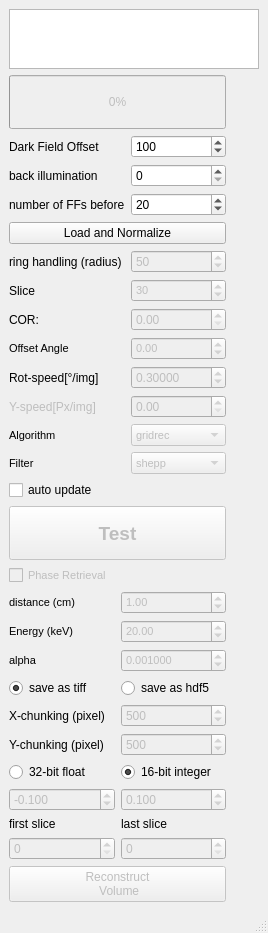
First picture: the form in BAMline_on_the_fly_CT/on_the_fly_CT_reco_hdf_panel.ui, repository HMarkoetter/BAMline_CT_preview_RECO, before the edit.
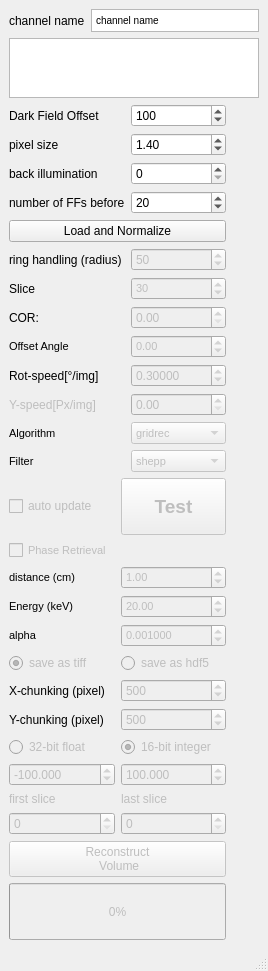
Second picture: the form after the edit.

Commit message: quantification available for 32-bit float values, pixel size needed

Diff of the .ui file:
```diff
--- a/BAMline_on_the_fly_CT/on_the_fly_CT_reco_hdf_panel.ui
+++ b/BAMline_on_the_fly_CT/on_the_fly_CT_reco_hdf_panel.ui
@@ -7,7 +7,7 @@
     <x>0</x>
     <y>0</y>
     <width>268</width>
-    <height>933</height>
+    <height>971</height>
    </rect>
   </property>
   <property name="windowTitle">
@@ -15,53 +15,19 @@
   </property>
   <widget class="QWidget" name="centralwidget">
    <layout class="QGridLayout" name="gridLayout">
-    <item row="6" column="0">
-     <widget class="QPushButton" name="pushReconstruct_all">
-      <property name="enabled">
-       <bool>false</bool>
-      </property>
-      <property name="text">
-       <string>Reconstruct
- Volume</string>
-      </property>
-     </widget>
-    </item>
-    <item row="4" column="0">
-     <widget class="QPushButton" name="pushReconstruct">
-      <property name="enabled">
-       <bool>false</bool>
-      </property>
-      <property name="sizePolicy">
-       <sizepolicy hsizetype="Minimum" vsizetype="Preferred">
-        <horstretch>0</horstretch>
-        <verstretch>0</verstretch>
-       </sizepolicy>
-      </property>
-      <property name="minimumSize">
-       <size>
-        <width>0</width>
-        <height>30</height>
-       </size>
-      </property>
-      <property name="font">
-       <font>
-        <pointsize>14</pointsize>
-        <weight>75</weight>
-        <bold>true</bold>
-       </font>
-      </property>
-      <property name="text">
-       <string>Test</string>
-      </property>
-     </widget>
-    </item>
-    <item row="5" column="0">
+    <item row="10" column="0">
      <layout class="QGridLayout" name="gridLayout_8">
       <item row="5" column="1">
        <widget class="QSpinBox" name="hdf_chunking_x">
         <property name="enabled">
          <bool>false</bool>
         </property>
+        <property name="sizePolicy">
+         <sizepolicy hsizetype="Minimum" vsizetype="Preferred">
+          <horstretch>0</horstretch>
+          <verstretch>0</verstretch>
+         </sizepolicy>
+        </property>
         <property name="maximum">
          <number>99999</number>
         </property>
@@ -129,7 +95,7 @@
          <bool>false</bool>
         </property>
         <property name="sizePolicy">
-         <sizepolicy hsizetype="Minimum" vsizetype="Minimum">
+         <sizepolicy hsizetype="Minimum" vsizetype="Preferred">
           <horstretch>0</horstretch>
           <verstretch>0</verstretch>
          </sizepolicy>
@@ -154,6 +120,9 @@
       </item>
       <item row="9" column="1">
        <widget class="QLabel" name="label_6">
+        <property name="enabled">
+         <bool>false</bool>
+        </property>
         <property name="sizePolicy">
          <sizepolicy hsizetype="Minimum" vsizetype="Minimum">
           <horstretch>0</horstretch>
@@ -194,7 +163,7 @@
          <bool>false</bool>
         </property>
         <property name="sizePolicy">
-         <sizepolicy hsizetype="Minimum" vsizetype="Minimum">
+         <sizepolicy hsizetype="Minimum" vsizetype="Preferred">
           <horstretch>0</horstretch>
           <verstretch>0</verstretch>
          </sizepolicy>
@@ -246,7 +215,7 @@
          <bool>false</bool>
         </property>
         <property name="sizePolicy">
-         <sizepolicy hsizetype="Minimum" vsizetype="Minimum">
+         <sizepolicy hsizetype="Minimum" vsizetype="Preferred">
           <horstretch>0</horstretch>
           <verstretch>0</verstretch>
          </sizepolicy>
@@ -271,6 +240,12 @@
         <property name="enabled">
          <bool>false</bool>
         </property>
+        <property name="sizePolicy">
+         <sizepolicy hsizetype="Minimum" vsizetype="Preferred">
+          <horstretch>0</horstretch>
+          <verstretch>0</verstretch>
+         </sizepolicy>
+        </property>
         <property name="decimals">
          <number>3</number>
         </property>
@@ -284,12 +259,15 @@
          <double>0.010000000000000</double>
         </property>
         <property name="value">
-         <double>-0.100000000000000</double>
+         <double>-100.000000000000000</double>
         </property>
        </widget>
       </item>
       <item row="9" column="0">
        <widget class="QLabel" name="label_5">
+        <property name="enabled">
+         <bool>false</bool>
+        </property>
         <property name="sizePolicy">
          <sizepolicy hsizetype="Minimum" vsizetype="Minimum">
           <horstretch>0</horstretch>
@@ -303,6 +281,9 @@
       </item>
       <item row="7" column="1">
        <widget class="QRadioButton" name="radioButton_16bit_integer">
+        <property name="enabled">
+         <bool>false</bool>
+        </property>
         <property name="text">
          <string>16-bit integer</string>
         </property>
@@ -317,7 +298,7 @@
       <item row="4" column="1">
        <widget class="QRadioButton" name="save_hdf5">
         <property name="enabled">
-         <bool>true</bool>
+         <bool>false</bool>
         </property>
         <property name="text">
          <string>save as hdf5</string>
@@ -335,6 +316,12 @@
         <property name="enabled">
          <bool>false</bool>
         </property>
+        <property name="sizePolicy">
+         <sizepolicy hsizetype="Minimum" vsizetype="Preferred">
+          <horstretch>0</horstretch>
+          <verstretch>0</verstretch>
+         </sizepolicy>
+        </property>
         <property name="decimals">
          <number>3</number>
         </property>
@@ -348,7 +335,7 @@
          <double>0.010000000000000</double>
         </property>
         <property name="value">
-         <double>0.100000000000000</double>
+         <double>100.000000000000000</double>
         </property>
        </widget>
       </item>
@@ -364,6 +351,9 @@
       </item>
       <item row="7" column="0">
        <widget class="QRadioButton" name="radioButton_32bit_float">
+        <property name="enabled">
+         <bool>false</bool>
+        </property>
         <property name="text">
          <string>32-bit float</string>
         </property>
@@ -377,6 +367,9 @@
       </item>
       <item row="4" column="0">
        <widget class="QRadioButton" name="save_tiff">
+        <property name="enabled">
+         <bool>false</bool>
+        </property>
         <property name="text">
          <string>save as tiff</string>
         </property>
@@ -410,6 +403,12 @@
         <property name="enabled">
          <bool>false</bool>
         </property>
+        <property name="sizePolicy">
+         <sizepolicy hsizetype="Minimum" vsizetype="Preferred">
+          <horstretch>0</horstretch>
+          <verstretch>0</verstretch>
+         </sizepolicy>
+        </property>
         <property name="maximum">
          <number>99999</number>
         </property>
@@ -420,32 +419,86 @@
       </item>
      </layout>
     </item>
-    <item row="1" column="0">
-     <widget class="QProgressBar" name="progressBar">
+    <item row="0" column="0" colspan="2">
+     <layout class="QHBoxLayout" name="horizontalLayout_2">
+      <item>
+       <widget class="QLabel" name="label_17">
+        <property name="text">
+         <string>channel name</string>
+        </property>
+       </widget>
+      </item>
+      <item>
+       <widget class="QTextBrowser" name="Qchannel_name">
+        <property name="maximumSize">
+         <size>
+          <width>16777215</width>
+          <height>23</height>
+         </size>
+        </property>
+        <property name="html">
+         <string>&lt;!DOCTYPE HTML PUBLIC &quot;-//W3C//DTD HTML 4.0//EN&quot; &quot;http://www.w3.org/TR/REC-html40/strict.dtd&quot;&gt;
+&lt;html&gt;&lt;head&gt;&lt;meta name=&quot;qrichtext&quot; content=&quot;1&quot; /&gt;&lt;style type=&quot;text/css&quot;&gt;
+p, li { white-space: pre-wrap; }
+&lt;/style&gt;&lt;/head&gt;&lt;body style=&quot; font-family:'MS Shell Dlg 2'; font-size:7.8pt; font-weight:400; font-style:normal;&quot;&gt;
+&lt;p style=&quot; margin-top:0px; margin-bottom:0px; margin-left:0px; margin-right:0px; -qt-block-indent:0; text-indent:0px;&quot;&gt;channel name&lt;/p&gt;&lt;/body&gt;&lt;/html&gt;</string>
+        </property>
+       </widget>
+      </item>
+     </layout>
+    </item>
+    <item row="12" column="0">
+     <widget class="QPushButton" name="pushReconstruct_all">
       <property name="enabled">
        <bool>false</bool>
       </property>
-      <property name="sizePolicy">
-       <sizepolicy hsizetype="Minimum" vsizetype="Preferred">
-        <horstretch>0</horstretch>
-        <verstretch>0</verstretch>
-       </sizepolicy>
+      <property name="text">
+       <string>Reconstruct
+ Volume</string>
       </property>
-      <property name="value">
-       <number>0</number>
+     </widget>
+    </item>
+    <item row="1" column="0" colspan="2">
+     <widget class="QTextBrowser" name="Sample">
+      <property name="maximumSize">
+       <size>
+        <width>16777215</width>
+        <height>60</height>
+       </size>
       </property>
+      <property name="toolTip">
+       <string>&lt;!DOCTYPE HTML PUBLIC &quot;-//W3C//DTD HTML 4.0//EN&quot; &quot;http://www.w3.org/TR/REC-html40/strict.dtd&quot;&gt;
+&lt;html&gt;&lt;head&gt;&lt;meta name=&quot;qrichtext&quot; content=&quot;1&quot; /&gt;&lt;style type=&quot;text/css&quot;&gt;
+p, li { white-space: pre-wrap; }
+&lt;/style&gt;&lt;/head&gt;&lt;body style=&quot; font-family:'MS Shell Dlg 2'; font-size:7.8pt; font-weight:400; font-style:normal;&quot;&gt;
+&lt;pre style=&quot; margin-top:12px; margin-bottom:12px; margin-left:0px; margin-right:0px; -qt-block-indent:0; text-indent:0px; background-color:#ffffff;&quot;&gt;&lt;span style=&quot; font-family:'Courier New'; background-color:#ffffff;&quot;&gt;Open ImageJ-PlugIn: EPICS AREA DETECTOR, &lt;/span&gt;&lt;/pre&gt;
+&lt;pre style=&quot; margin-top:12px; margin-bottom:12px; margin-left:0px; margin-right:0px; -qt-block-indent:0; text-indent:0px; background-color:#ffffff;&quot;&gt;&lt;span style=&quot; font-family:'Courier New'; background-color:#ffffff;&quot;&gt;NTNDA-Viewer and look for the channel:&lt;/span&gt;&lt;/pre&gt;
+&lt;pre style=&quot; margin-top:12px; margin-bottom:12px; margin-left:0px; margin-right:0px; -qt-block-indent:0; text-indent:0px; background-color:#ffffff;&quot;&gt;&lt;span style=&quot; font-family:'JetBrains Mono,monospace'; color:#000000;&quot;&gt;&amp;quot;BAMline:CTReco&amp;quot;&lt;/span&gt;&lt;/pre&gt;&lt;/body&gt;&lt;/html&gt;</string>
+      </property>
+      <property name="autoFillBackground">
+       <bool>false</bool>
+      </property>
+      <property name="frameShape">
+       <enum>QFrame::StyledPanel</enum>
+      </property>
+      <property name="frameShadow">
+       <enum>QFrame::Sunken</enum>
+      </property>
+      <property name="lineWidth">
+       <number>1</number>
+      </property>
      </widget>
     </item>
-    <item row="2" column="0">
+    <item row="3" column="0">
      <layout class="QGridLayout" name="gridLayout_3">
-      <item row="5" column="0">
+      <item row="6" column="0">
        <widget class="QLabel" name="label_7">
         <property name="text">
          <string>Slice</string>
         </property>
        </widget>
       </item>
-      <item row="7" column="1">
+      <item row="8" column="1">
        <widget class="QDoubleSpinBox" name="Offset_Angle">
         <property name="enabled">
          <bool>false</bool>
@@ -474,7 +527,7 @@
         </property>
        </widget>
       </item>
-      <item row="6" column="1">
+      <item row="7" column="1">
        <widget class="QDoubleSpinBox" name="COR">
         <property name="enabled">
          <bool>false</bool>
@@ -502,10 +555,13 @@
         </property>
        </widget>
       </item>
-      <item row="10" column="0">
-       <widget class="QLabel" name="label_15">
+      <item row="6" column="1">
+       <widget class="QSpinBox" name="slice_number">
+        <property name="enabled">
+         <bool>false</bool>
+        </property>
         <property name="sizePolicy">
-         <sizepolicy hsizetype="Fixed" vsizetype="Preferred">
+         <sizepolicy hsizetype="Minimum" vsizetype="Preferred">
           <horstretch>0</horstretch>
           <verstretch>0</verstretch>
          </sizepolicy>
@@ -517,38 +573,12 @@
           <bold>false</bold>
          </font>
         </property>
-        <property name="text">
-         <string>Algorithm</string>
+        <property name="value">
+         <number>30</number>
         </property>
        </widget>
       </item>
-      <item row="2" column="0">
-       <widget class="QLabel" name="label_2">
-        <property name="sizePolicy">
-         <sizepolicy hsizetype="Fixed" vsizetype="Preferred">
-          <horstretch>0</horstretch>
-          <verstretch>0</verstretch>
-         </sizepolicy>
-        </property>
-        <property name="text">
-         <string>number of FFs before</string>
-        </property>
-       </widget>
-      </item>
-      <item row="3" column="0" colspan="2">
-       <widget class="QPushButton" name="pushLoad">
-        <property name="sizePolicy">
-         <sizepolicy hsizetype="Minimum" vsizetype="Preferred">
-          <horstretch>0</horstretch>
-          <verstretch>0</verstretch>
-         </sizepolicy>
-        </property>
-        <property name="text">
-         <string>Load and Normalize</string>
-        </property>
-       </widget>
-      </item>
-      <item row="8" column="0">
+      <item row="9" column="0">
        <widget class="QLabel" name="label">
         <property name="sizePolicy">
          <sizepolicy hsizetype="Fixed" vsizetype="Preferred">
@@ -561,7 +591,7 @@
         </property>
        </widget>
       </item>
-      <item row="8" column="1">
+      <item row="9" column="1">
        <widget class="QDoubleSpinBox" name="speed_W">
         <property name="enabled">
          <bool>false</bool>
@@ -583,6 +613,22 @@
         </property>
        </widget>
       </item>
+      <item row="10" column="0">
+       <widget class="QLabel" name="label_4">
+        <property name="enabled">
+         <bool>false</bool>
+        </property>
+        <property name="sizePolicy">
+         <sizepolicy hsizetype="Fixed" vsizetype="Preferred">
+          <horstretch>0</horstretch>
+          <verstretch>0</verstretch>
+         </sizepolicy>
+        </property>
+        <property name="text">
+         <string>Y-speed[Px/img]</string>
+        </property>
+       </widget>
+      </item>
       <item row="0" column="0">
        <widget class="QLabel" name="label_10">
         <property name="sizePolicy">
@@ -599,40 +645,69 @@
         </property>
        </widget>
       </item>
-      <item row="9" column="0">
-       <widget class="QLabel" name="label_4">
-        <property name="enabled">
-         <bool>false</bool>
-        </property>
-        <property name="sizePolicy">
-         <sizepolicy hsizetype="Fixed" vsizetype="Preferred">
-          <horstretch>0</horstretch>
-          <verstretch>0</verstretch>
-         </sizepolicy>
-        </property>
-        <property name="text">
-         <string>Y-speed[Px/img]</string>
-        </property>
-       </widget>
-      </item>
-      <item row="5" column="1">
-       <widget class="QSpinBox" name="slice_number">
-        <property name="enabled">
-         <bool>false</bool>
-        </property>
-        <property name="font">
-         <font>
-          <pointsize>8</pointsize>
-          <weight>50</weight>
-          <bold>false</bold>
-         </font>
-        </property>
-        <property name="value">
-         <number>30</number>
-        </property>
-       </widget>
-      </item>
       <item row="11" column="0">
+       <widget class="QLabel" name="label_15">
+        <property name="sizePolicy">
+         <sizepolicy hsizetype="Fixed" vsizetype="Preferred">
+          <horstretch>0</horstretch>
+          <verstretch>0</verstretch>
+         </sizepolicy>
+        </property>
+        <property name="font">
+         <font>
+          <pointsize>8</pointsize>
+          <weight>50</weight>
+          <bold>false</bold>
+         </font>
+        </property>
+        <property name="text">
+         <string>Algorithm</string>
+        </property>
+       </widget>
+      </item>
+      <item row="4" column="0" colspan="2">
+       <widget class="QPushButton" name="pushLoad">
+        <property name="sizePolicy">
+         <sizepolicy hsizetype="Minimum" vsizetype="Preferred">
+          <horstretch>0</horstretch>
+          <verstretch>0</verstretch>
+         </sizepolicy>
+        </property>
+        <property name="text">
+         <string>Load and Normalize</string>
+        </property>
+       </widget>
+      </item>
+      <item row="3" column="0">
+       <widget class="QLabel" name="label_2">
+        <property name="sizePolicy">
+         <sizepolicy hsizetype="Fixed" vsizetype="Preferred">
+          <horstretch>0</horstretch>
+          <verstretch>0</verstretch>
+         </sizepolicy>
+        </property>
+        <property name="text">
+         <string>number of FFs before</string>
+        </property>
+       </widget>
+      </item>
+      <item row="3" column="1">
+       <widget class="QSpinBox" name="spinBox_number_FFs">
+        <property name="sizePolicy">
+         <sizepolicy hsizetype="Minimum" vsizetype="Preferred">
+          <horstretch>0</horstretch>
+          <verstretch>0</verstretch>
+         </sizepolicy>
+        </property>
+        <property name="maximum">
+         <number>5000</number>
+        </property>
+        <property name="value">
+         <number>20</number>
+        </property>
+       </widget>
+      </item>
+      <item row="12" column="0">
        <widget class="QLabel" name="label_16">
         <property name="sizePolicy">
          <sizepolicy hsizetype="Fixed" vsizetype="Preferred">
@@ -652,7 +727,7 @@
         </property>
        </widget>
       </item>
-      <item row="11" column="1">
+      <item row="12" column="1">
        <widget class="QComboBox" name="filter_list">
         <property name="enabled">
          <bool>false</bool>
@@ -712,36 +787,7 @@
         </item>
        </widget>
       </item>
-      <item row="2" column="1">
-       <widget class="QSpinBox" name="spinBox_number_FFs">
-        <property name="sizePolicy">
-         <sizepolicy hsizetype="Minimum" vsizetype="Preferred">
-          <horstretch>0</horstretch>
-          <verstretch>0</verstretch>
-         </sizepolicy>
-        </property>
-        <property name="maximum">
-         <number>5000</number>
-        </property>
-        <property name="value">
-         <number>20</number>
-        </property>
-       </widget>
-      </item>
-      <item row="6" column="0">
-       <widget class="QLabel" name="label_3">
-        <property name="sizePolicy">
-         <sizepolicy hsizetype="Fixed" vsizetype="Preferred">
-          <horstretch>0</horstretch>
-          <verstretch>0</verstretch>
-         </sizepolicy>
-        </property>
-        <property name="text">
-         <string>COR:</string>
-        </property>
-       </widget>
-      </item>
-      <item row="10" column="1">
+      <item row="11" column="1">
        <widget class="QComboBox" name="algorithm_list">
         <property name="enabled">
          <bool>false</bool>
@@ -837,6 +883,64 @@
        </widget>
       </item>
       <item row="7" column="0">
+       <widget class="QLabel" name="label_3">
+        <property name="sizePolicy">
+         <sizepolicy hsizetype="Fixed" vsizetype="Preferred">
+          <horstretch>0</horstretch>
+          <verstretch>0</verstretch>
+         </sizepolicy>
+        </property>
+        <property name="text">
+         <string>COR:</string>
+        </property>
+       </widget>
+      </item>
+      <item row="5" column="1">
+       <widget class="QSpinBox" name="spinBox_ringradius">
+        <property name="enabled">
+         <bool>false</bool>
+        </property>
+        <property name="sizePolicy">
+         <sizepolicy hsizetype="Minimum" vsizetype="Preferred">
+          <horstretch>0</horstretch>
+          <verstretch>0</verstretch>
+         </sizepolicy>
+        </property>
+        <property name="maximum">
+         <number>65535</number>
+        </property>
+        <property name="value">
+         <number>50</number>
+        </property>
+       </widget>
+      </item>
+      <item row="5" column="0">
+       <widget class="QLabel" name="label_8">
+        <property name="sizePolicy">
+         <sizepolicy hsizetype="Fixed" vsizetype="Preferred">
+          <horstretch>0</horstretch>
+          <verstretch>0</verstretch>
+         </sizepolicy>
+        </property>
+        <property name="text">
+         <string>ring handling (radius)</string>
+        </property>
+       </widget>
+      </item>
+      <item row="10" column="1">
+       <widget class="QDoubleSpinBox" name="speed_Y">
+        <property name="enabled">
+         <bool>false</bool>
+        </property>
+        <property name="sizePolicy">
+         <sizepolicy hsizetype="Minimum" vsizetype="Preferred">
+          <horstretch>0</horstretch>
+          <verstretch>0</verstretch>
+         </sizepolicy>
+        </property>
+       </widget>
+      </item>
+      <item row="8" column="0">
        <widget class="QLabel" name="label_9">
         <property name="sizePolicy">
          <sizepolicy hsizetype="Fixed" vsizetype="Preferred">
@@ -856,19 +960,6 @@
         </property>
        </widget>
       </item>
-      <item row="9" column="1">
-       <widget class="QDoubleSpinBox" name="speed_Y">
-        <property name="enabled">
-         <bool>false</bool>
-        </property>
-        <property name="sizePolicy">
-         <sizepolicy hsizetype="Minimum" vsizetype="Preferred">
-          <horstretch>0</horstretch>
-          <verstretch>0</verstretch>
-         </sizepolicy>
-        </property>
-       </widget>
-      </item>
       <item row="0" column="1">
        <widget class="QSpinBox" name="spinBox_DF">
         <property name="sizePolicy">
@@ -888,77 +979,107 @@
         </property>
        </widget>
       </item>
-      <item row="4" column="0">
-       <widget class="QLabel" name="label_8">
-        <property name="sizePolicy">
-         <sizepolicy hsizetype="Fixed" vsizetype="Preferred">
-          <horstretch>0</horstretch>
-          <verstretch>0</verstretch>
-         </sizepolicy>
-        </property>
-        <property name="text">
-         <string>ring handling (radius)</string>
-        </property>
-       </widget>
-      </item>
-      <item row="4" column="1">
-       <widget class="QSpinBox" name="spinBox_ringradius">
-        <property name="enabled">
-         <bool>false</bool>
-        </property>
-        <property name="sizePolicy">
-         <sizepolicy hsizetype="Minimum" vsizetype="Preferred">
-          <horstretch>0</horstretch>
-          <verstretch>0</verstretch>
-         </sizepolicy>
-        </property>
-        <property name="maximum">
-         <number>65535</number>
-        </property>
-        <property name="value">
-         <number>50</number>
-        </property>
-       </widget>
-      </item>
-      <item row="1" column="0">
+      <item row="2" column="0">
        <widget class="QLabel" name="label_13">
         <property name="text">
          <string>back illumination</string>
         </property>
        </widget>
       </item>
-      <item row="1" column="1">
+      <item row="2" column="1">
        <widget class="QSpinBox" name="spinBox_back_illumination">
+        <property name="sizePolicy">
+         <sizepolicy hsizetype="Minimum" vsizetype="Preferred">
+          <horstretch>0</horstretch>
+          <verstretch>0</verstretch>
+         </sizepolicy>
+        </property>
         <property name="maximum">
          <number>65535</number>
         </property>
        </widget>
       </item>
+      <item row="1" column="0">
+       <widget class="QLabel" name="label_14">
+        <property name="text">
+         <string>pixel size</string>
+        </property>
+       </widget>
+      </item>
+      <item row="1" column="1">
+       <widget class="QDoubleSpinBox" name="pixel_size">
+        <property name="sizePolicy">
+         <sizepolicy hsizetype="Minimum" vsizetype="Preferred">
+          <horstretch>0</horstretch>
+          <verstretch>0</verstretch>
+         </sizepolicy>
+        </property>
+        <property name="singleStep">
+         <double>0.010000000000000</double>
+        </property>
+        <property name="value">
+         <double>1.400000000000000</double>
+        </property>
+       </widget>
+      </item>
      </layout>
     </item>
-    <item row="0" column="0" colspan="2">
-     <widget class="QTextBrowser" name="Sample">
-      <property name="maximumSize">
-       <size>
-        <width>16777215</width>
-        <height>60</height>
-       </size>
+    <item row="6" column="0">
+     <layout class="QHBoxLayout" name="horizontalLayout">
+      <item>
+       <widget class="QCheckBox" name="auto_update">
+        <property name="enabled">
+         <bool>false</bool>
+        </property>
+        <property name="text">
+         <string>auto update</string>
+        </property>
+       </widget>
+      </item>
+      <item>
+       <widget class="QPushButton" name="pushReconstruct">
+        <property name="enabled">
+         <bool>false</bool>
+        </property>
+        <property name="sizePolicy">
+         <sizepolicy hsizetype="Minimum" vsizetype="Preferred">
+          <horstretch>0</horstretch>
+          <verstretch>0</verstretch>
+         </sizepolicy>
+        </property>
+        <property name="minimumSize">
+         <size>
+          <width>0</width>
+          <height>30</height>
+         </size>
+        </property>
+        <property name="font">
+         <font>
+          <pointsize>14</pointsize>
+          <weight>75</weight>
+          <bold>true</bold>
+         </font>
+        </property>
+        <property name="text">
+         <string>Test</string>
+        </property>
+       </widget>
+      </item>
+     </layout>
+    </item>
+    <item row="13" column="0">
+     <widget class="QProgressBar" name="progressBar">
+      <property name="enabled">
+       <bool>false</bool>
       </property>
-      <property name="toolTip">
-       <string>&lt;!DOCTYPE HTML PUBLIC &quot;-//W3C//DTD HTML 4.0//EN&quot; &quot;http://www.w3.org/TR/REC-html40/strict.dtd&quot;&gt;
-&lt;html&gt;&lt;head&gt;&lt;meta name=&quot;qrichtext&quot; content=&quot;1&quot; /&gt;&lt;style type=&quot;text/css&quot;&gt;
-p, li { white-space: pre-wrap; }
-&lt;/style&gt;&lt;/head&gt;&lt;body style=&quot; font-family:'MS Shell Dlg 2'; font-size:7.8pt; font-weight:400; font-style:normal;&quot;&gt;
-&lt;pre style=&quot; margin-top:12px; margin-bottom:12px; margin-left:0px; margin-right:0px; -qt-block-indent:0; text-indent:0px; background-color:#ffffff;&quot;&gt;&lt;span style=&quot; font-family:'Courier New'; background-color:#ffffff;&quot;&gt;Open ImageJ-PlugIn: EPICS AREA DETECTOR, &lt;/span&gt;&lt;/pre&gt;
-&lt;pre style=&quot; margin-top:12px; margin-bottom:12px; margin-left:0px; margin-right:0px; -qt-block-indent:0; text-indent:0px; background-color:#ffffff;&quot;&gt;&lt;span style=&quot; font-family:'Courier New'; background-color:#ffffff;&quot;&gt;NTNDA-Viewer and look for the channel:&lt;/span&gt;&lt;/pre&gt;
-&lt;pre style=&quot; margin-top:12px; margin-bottom:12px; margin-left:0px; margin-right:0px; -qt-block-indent:0; text-indent:0px; background-color:#ffffff;&quot;&gt;&lt;span style=&quot; font-family:'JetBrains Mono,monospace'; color:#000000;&quot;&gt;&amp;quot;BAMline:CTReco&amp;quot;&lt;/span&gt;&lt;/pre&gt;&lt;/body&gt;&lt;/html&gt;</string>
+      <property name="sizePolicy">
+       <sizepolicy hsizetype="Minimum" vsizetype="Preferred">
+        <horstretch>0</horstretch>
+        <verstretch>0</verstretch>
+       </sizepolicy>
       </property>
-     </widget>
-    </item>
-    <item row="3" column="0">
-     <widget class="QCheckBox" name="auto_update">
-      <property name="text">
-       <string>auto update</string>
+      <property name="value">
+       <number>0</number>
       </property>
      </widget>
     </item>
```
Left out of the diff: 6 changed lines with no effect on the pictures. The commit also changes 1 other file.
